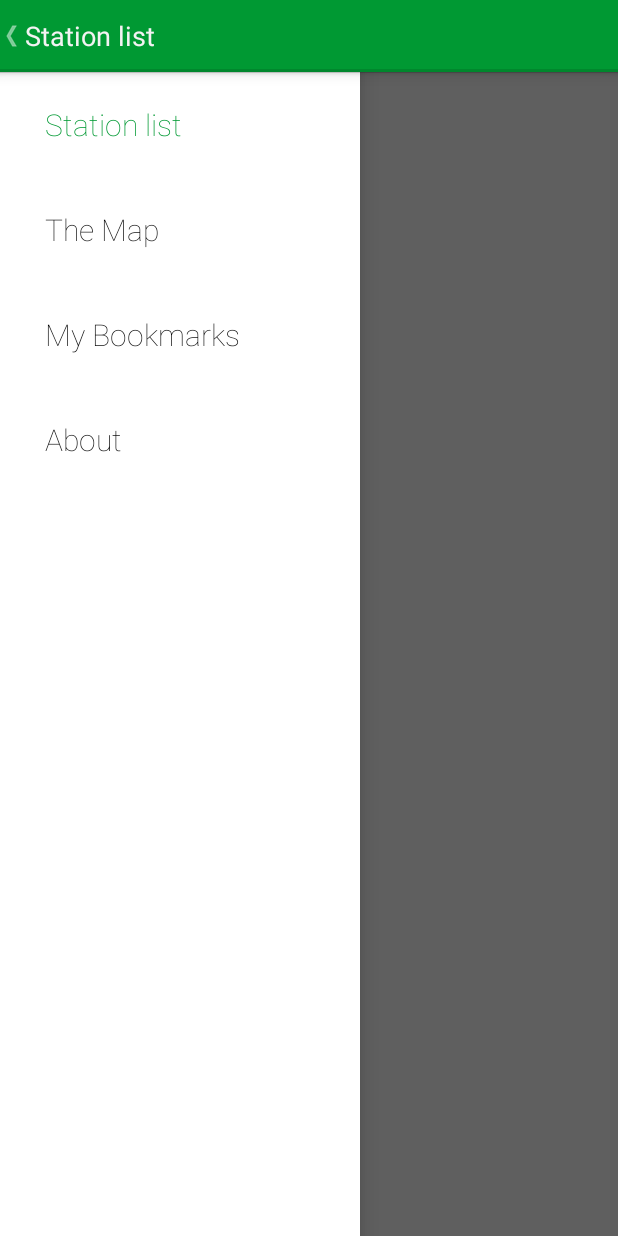
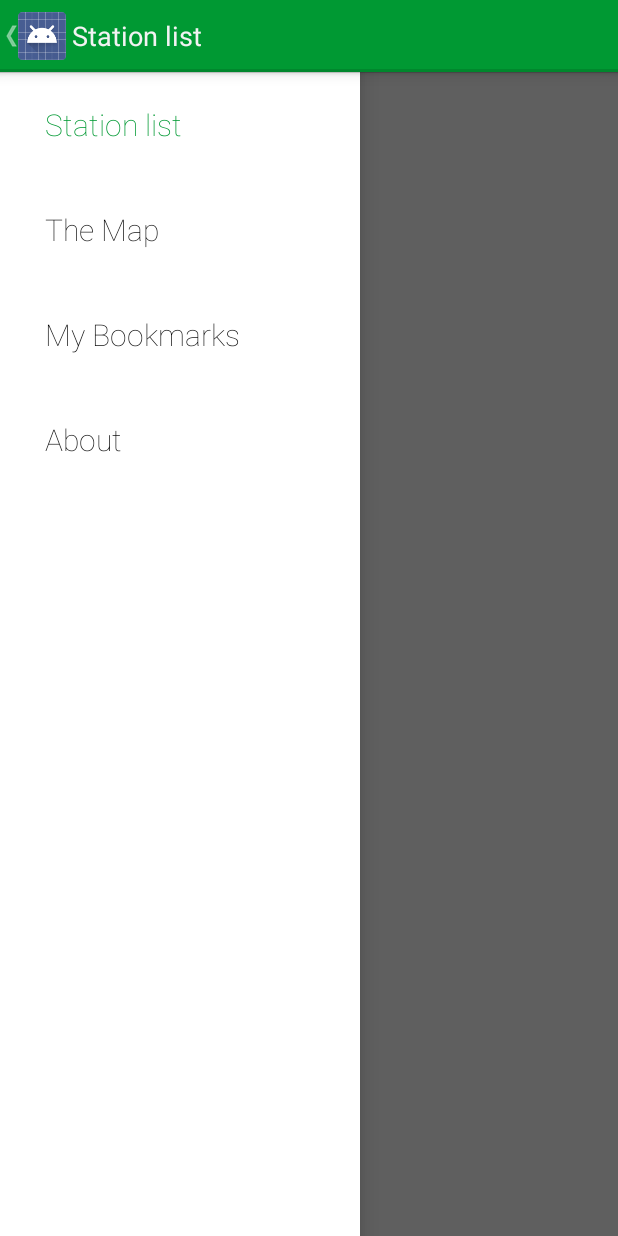
Before and after one commit to quentin23soleil/Dublin-Bikes, an Android app: the screen it shows after launch (Home), with the side drawer open, on a phone screen of 412 x 824 dp. Run offline under Robolectric (Android 15) with nearby library versions, the light colour scheme and no system bars; libraries missing offline, so code that uses them is left out: com.crashlytics.android, com.loopj.android; 16 statements that could not run were skipped.

Commit message:
rotation ok actionbar overlapp ok crash fixes
2.0.4

```diff
--- a/dublinBikes/src/main/AndroidManifest.xml
+++ b/dublinBikes/src/main/AndroidManifest.xml
@@ -1,8 +1,8 @@
 <?xml version="1.0" encoding="utf-8"?>
 <manifest xmlns:android="http://schemas.android.com/apk/res/android"
     package="com.quentindommerc.dublinbikes"
-    android:versionCode="16"
-    android:versionName="2.0.3" >
+    android:versionCode="17"
+    android:versionName="2.0.4" >
 
     <uses-feature
         android:glEsVersion="0x00020000"
--- a/dublinBikes/src/main/java/com/quentindommerc/dublinbikes/activity/Home.java
+++ b/dublinBikes/src/main/java/com/quentindommerc/dublinbikes/activity/Home.java
@@ -41,7 +41,7 @@ public class Home extends BaseActivity implements FragmentManager.OnBackStackCha
     private SharedPreferences prefs;
     private DrawerAdapter mAdapter;
     private BaseFragment mFrag;
-//
+    //
 //    @Override
 //    protected void onStart() {
 //        super.onStart();
@@ -130,7 +130,6 @@ public class Home extends BaseActivity implements FragmentManager.OnBackStackCha
 
         getActionBar().setDisplayHomeAsUpEnabled(true);
         getActionBar().setHomeButtonEnabled(true);
-        getActionBar().setIcon(android.R.color.transparent);
 
         prefs = getPreferences(MODE_PRIVATE);
         opened = prefs.getBoolean("opened", false);
@@ -138,7 +137,10 @@ public class Home extends BaseActivity implements FragmentManager.OnBackStackCha
             mDrawer.openDrawer(mList);
         }
 
-        mList.performItemClick(mList, 0, 0);
+        if (savedInstanceState == null)
+            mList.performItemClick(mList, 0, 0);
+        else
+            mList.performItemClick(mList, savedInstanceState.getInt("selected"), 0);
         getSupportFragmentManager().addOnBackStackChangedListener(this);
 
     }
@@ -165,6 +167,8 @@ public class Home extends BaseActivity implements FragmentManager.OnBackStackCha
     @Override
     public void onSaveInstanceState(Bundle outState) {
         outState.putString("WORKAROUND_FOR_BUG_19917_KEY", "WORKAROUND_FOR_BUG_19917_VALUE");
+        outState.putInt("selected", mList.getSelectedItemPosition());
+        super.onSaveInstanceState(outState);
     }
 
     @Override
--- a/dublinBikes/src/main/java/com/quentindommerc/dublinbikes/base/DublinBikes.java
+++ b/dublinBikes/src/main/java/com/quentindommerc/dublinbikes/base/DublinBikes.java
@@ -26,18 +26,20 @@ public class DublinBikes extends Application {
         Parse.initialize(this, "Q4YKMk5SO64YBZIiUaWI0miLtgA9GcsFP0XlrmPJ", "r88o69d5z57zQOJ52kE28V2ucie8fg8vuZFRmhGV");
         PushService.setDefaultPushCallback(this, AlertNotification.class, R.drawable.ic_cycle_notif);
         ParseInstallation installation = ParseInstallation.getCurrentInstallation();
+        Crashlytics.start(DublinBikes.this);
         if (Utils.getEmail(this) != null)
             installation.put("email", Utils.getEmail(this));
         installation.saveInBackground(new SaveCallback() {
             @Override
             public void done(ParseException e) {
                 String deviceToken = (String) ParseInstallation.getCurrentInstallation().get("deviceToken");
+                Crashlytics.setString("email", Utils.getEmail(DublinBikes.this));
+                Crashlytics.setString("parseId", deviceToken);
                 if (Utils.getEmail(DublinBikes.this) != null)
                     sendRegistrationIdToBackend(deviceToken);
 
             }
         });
-        Crashlytics.start(this);
     }
 
     private void sendRegistrationIdToBackend(String token) {
--- a/dublinBikes/src/main/java/com/quentindommerc/dublinbikes/fragments/BookmarkFragment.java
+++ b/dublinBikes/src/main/java/com/quentindommerc/dublinbikes/fragments/BookmarkFragment.java
@@ -73,7 +73,7 @@ public class BookmarkFragment extends BaseFragment {
     }
 
     public void getBookmarks() {
-         updateBikesFree(bdd.getStationIds());
+        updateBikesFree(bdd.getStationIds());
     }
 
     private void updateBikesFree(String ids) {
@@ -108,7 +108,8 @@ public class BookmarkFragment extends BaseFragment {
                 b.putInt("mode", Constants.BOOKMARK_MODE);
                 ListFragment frag = new ListFragment();
                 frag.setArguments(b);
-                getChildFragmentManager().beginTransaction().replace(R.id.frame, frag).commit();
+                if (getActivity() != null)
+                    getChildFragmentManager().beginTransaction().replace(R.id.frame, frag).commit();
 
             }
 
--- a/dublinBikes/src/main/java/com/quentindommerc/dublinbikes/fragments/MapFragment.java
+++ b/dublinBikes/src/main/java/com/quentindommerc/dublinbikes/fragments/MapFragment.java
@@ -205,6 +205,7 @@ public class MapFragment extends BaseFragment {
 
     @Override
 	public View onCreateView(LayoutInflater inflater, ViewGroup container, Bundle savedInstanceState) {
+        container.removeAllViews();
         try {
             v = inflater.inflate(R.layout.f_map, container, false);
             com.google.android.gms.maps.SupportMapFragment map = (com.google.android.gms.maps.SupportMapFragment) getActivity().getSupportFragmentManager()
--- a/dublinBikes/src/main/java/com/quentindommerc/dublinbikes/utils/Utils.java
+++ b/dublinBikes/src/main/java/com/quentindommerc/dublinbikes/utils/Utils.java
@@ -4,6 +4,7 @@ import android.accounts.Account;
 import android.accounts.AccountManager;
 import android.app.Activity;
 import android.app.AlertDialog;
+import android.app.Dialog;
 import android.content.Context;
 import android.content.DialogInterface;
 import android.content.DialogInterface.OnClickListener;
@@ -286,14 +287,14 @@ public class Utils {
 
     public static void playServicesCheck(final Activity ct) {
         int error = GooglePlayServicesUtil.isGooglePlayServicesAvailable(ct);
-        GooglePlayServicesUtil.getErrorDialog(error, ct, 0, new DialogInterface.OnCancelListener() {
+        Dialog d = GooglePlayServicesUtil.getErrorDialog(error, ct, 0, new DialogInterface.OnCancelListener() {
             @Override
             public void onCancel(DialogInterface dialog) {
                 Toast.makeText(ct, ct.getString(R.string.sorry_services), Toast.LENGTH_LONG).show();
                 ct.finish();
             }
-        }).show();
-
-
+        });
+        if (d != null)
+            d.show();
     }
 }
--- a/dublinBikes/src/main/res/values/themes_dublinbikes.xml
+++ b/dublinBikes/src/main/res/values/themes_dublinbikes.xml
@@ -4,7 +4,6 @@
 <resources xmlns:android="http://schemas.android.com/apk/res/android">
 
   <style name="DublinBikes" parent="@style/_DublinBikes">
-      <item name="android:windowActionBarOverlay">true</item>
 
       <item name="android:actionBarItemBackground">@drawable/selector_transparent_grey</item>
       <item name="android:popupMenuStyle">@style/PopupMenu.Dublinbikes</item>
```
